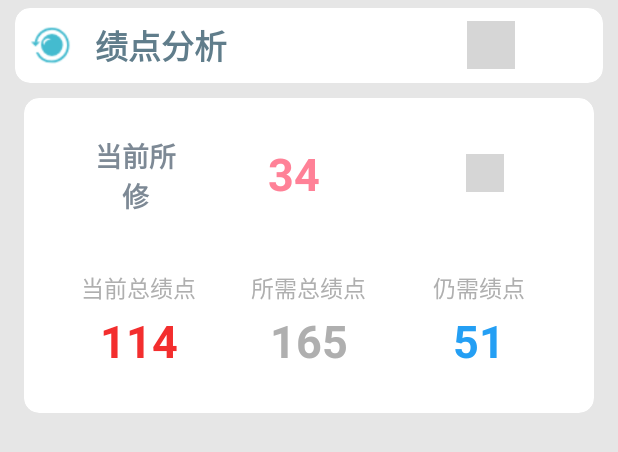
After one commit to 1772084297/TextUI, an Android app: the layout activity_performance_ana_pre.xml on its own in the app's theme, with its tools: preview values and no code run, on a phone screen of 412 x 824 dp. The commit adds this screen. Shown: the top 452 px of the screen. Run offline under Robolectric (Android 15) with nearby library versions, the phone set to English and light mode, and no system bars; grey boxes are pictures that could not be loaded.

Commit message:
添加了绩点展示，修个了一些小细节 (by .zt)

```diff
--- a/app/build.gradle
+++ b/app/build.gradle
@@ -3,7 +3,7 @@ apply plugin: 'com.android.application'
 android {
     compileSdkVersion 28
     defaultConfig {
-        ndk{abiFilters "armeabi"}
+        ndk { abiFilters "armeabi" }
         applicationId "lyxh.sdnu.com.testui"
         minSdkVersion 16
         targetSdkVersion 28
@@ -21,6 +21,7 @@ android {
 
 dependencies {
     implementation fileTree(include: ['*.jar'], dir: 'libs')
+    implementation 'com.android.support.constraint:constraint-layout:1.1.3'
     testImplementation 'junit:junit:4.12'
     androidTestImplementation 'com.android.support.test:runner:1.0.2'
     androidTestImplementation 'com.android.support.test.espresso:espresso-core:3.0.2'
--- a/app/src/main/java/lyxh/sdnu/com/testui/fragment/HomeFragment.java
+++ b/app/src/main/java/lyxh/sdnu/com/testui/fragment/HomeFragment.java
@@ -70,9 +70,9 @@ public class HomeFragment extends Fragment {
     private void initData() {
         lists=new ArrayList<>();
         lists.add(new ProfileList(0));
+        lists.add(new ProfileList(3));
         lists.add(new ProfileList(1));
         lists.add(new ProfileList(2));
-        lists.add(new ProfileList(3));
         lists.add(new ProfileList(4));
         lists.add(new ProfileList(5));
     }
--- a/app/src/main/java/lyxh/sdnu/com/testui/view/CardSolutionView.java
+++ b/app/src/main/java/lyxh/sdnu/com/testui/view/CardSolutionView.java
@@ -80,7 +80,7 @@ public class CardSolutionView extends LinearLayout {
         innerCard.setCardBackgroundColor(getResources().getColor(R.color.bac));
         outerCard.setCardBackgroundColor(getResources().getColor(R.color.cardBac));
 
-        ImgUtils.loadRound(getContext(), R.drawable.ic_ava, imageAva);//todo load ava
+        ImgUtils.loadRound(getContext(), R.mipmap.default_avatar_img, imageAva);//todo load ava
         ImgUtils.load(getContext(), R.drawable.card_normal, cardStatus); //todo load card_status
 
     }
--- /dev/null
+++ b/app/src/main/res/layout/activity_performance_ana_pre.xml
@@ -0,0 +1,224 @@
+<?xml version="1.0" encoding="utf-8"?>
+<LinearLayout xmlns:android="http://schemas.android.com/apk/res/android"
+    xmlns:app="http://schemas.android.com/apk/res-auto"
+    xmlns:tools="http://schemas.android.com/tools"
+    android:layout_width="match_parent"
+    android:layout_height="match_parent"
+    android:background="@color/bac"
+    android:orientation="vertical"
+    tools:context=".Activity.PerformanceAnaPreActivity">
+
+    <android.support.v7.widget.CardView
+        android:layout_width="match_parent"
+        android:layout_height="50dp"
+        android:layout_gravity="center"
+        android:layout_marginBottom="10dp"
+        android:layout_marginLeft="10dp"
+        android:layout_marginRight="10dp"
+        android:layout_marginTop="5dp"
+        android:elevation="0dp"
+        app:cardCornerRadius="10dp"
+        app:cardElevation="0dp">
+
+        <LinearLayout
+            android:layout_width="match_parent"
+            android:layout_height="match_parent">
+
+            <ImageView
+                android:id="@+id/activity_performance_back"
+                android:layout_width="28dp"
+                android:layout_height="28dp"
+                android:layout_gravity="center"
+                android:layout_marginLeft="10dp"
+                android:layout_marginRight="15dp"
+                android:src="@drawable/ic_back" />
+
+            <TextView
+                android:layout_width="wrap_content"
+                android:layout_height="wrap_content"
+                android:layout_gravity="center"
+                android:text="绩点分析"
+                android:textColor="@color/grey"
+                android:textSize="22sp"
+                android:textStyle="bold" />
+
+            <ImageView
+                android:id="@+id/activity_performance_status"
+                android:layout_width="32dp"
+                android:layout_height="32dp"
+                android:src="@drawable/ic_normal"
+                android:layout_gravity="center"
+                android:layout_marginLeft="160dp"/>
+        </LinearLayout>
+    </android.support.v7.widget.CardView>
+
+    <android.support.v7.widget.CardView
+        android:id="@+id/activity_performance_outer_cardView"
+        android:layout_width="match_parent"
+        android:layout_height="210dp"
+        android:layout_marginBottom="20dp"
+        android:layout_marginEnd="16dp"
+        android:layout_marginStart="16dp"
+        android:elevation="0dp"
+        app:cardCornerRadius="10dp"
+        app:cardElevation="0dp">
+
+        <LinearLayout
+            android:layout_width="match_parent"
+            android:layout_height="match_parent"
+            android:layout_margin="10dp"
+            android:orientation="vertical">
+
+            <LinearLayout
+                android:layout_width="match_parent"
+                android:layout_height="0dp"
+                android:layout_marginLeft="10dp"
+                android:layout_weight="1"
+                android:orientation="horizontal">
+
+                <TextView
+                    android:layout_width="0dp"
+                    android:layout_height="wrap_content"
+                    android:layout_gravity="center"
+                    android:layout_marginLeft="25dp"
+                    android:layout_weight="0.3"
+                    android:text="当前所修"
+                    android:maxLength="4"
+                    android:maxLines="2"
+                    android:gravity="center"
+                    android:textColor="@color/textColor"
+                    android:textSize="18sp"
+                    android:textStyle="bold" />
+
+                <TextView
+                    android:id="@+id/activity_performance_current_num"
+                    android:layout_width="0dp"
+                    android:layout_height="wrap_content"
+                    android:layout_gravity="center"
+                    android:layout_marginBottom="2dp"
+                    android:layout_weight="1"
+                    android:paddingLeft="60dp"
+                    android:text="34"
+                    android:textColor="@color/pink"
+                    android:textSize="30dp"
+                    android:textStyle="bold" />
+
+                <ImageView
+                    android:id="@+id/activity_performance_semester"
+                    android:layout_width="25dp"
+                    android:layout_height="25dp"
+                    android:layout_gravity="center"
+                    android:layout_marginRight="50dp"
+                    android:layout_marginBottom="2dp"
+                    android:src="@drawable/ic_a6" />
+
+            </LinearLayout>
+
+            <android.support.v7.widget.CardView
+                android:id="@+id/activity_performance_inner_cardView"
+                android:layout_width="match_parent"
+                android:layout_height="0dp"
+                android:layout_gravity="center"
+                android:layout_margin="10dp"
+                android:layout_weight="1"
+                android:elevation="0dp"
+                app:cardCornerRadius="10dp"
+                app:cardElevation="0dp">
+
+                <LinearLayout
+                    android:layout_width="match_parent"
+                    android:layout_height="match_parent">
+
+                    <LinearLayout
+                        android:layout_width="0dp"
+                        android:layout_height="match_parent"
+                        android:layout_margin="10dp"
+                        android:layout_weight="1"
+                        android:gravity="center"
+                        android:orientation="vertical">
+                        <TextView
+                            android:layout_width="wrap_content"
+                            android:layout_height="wrap_content"
+                            android:layout_marginBottom="3dp"
+                            android:gravity="center"
+                            android:text="当前总绩点"
+                            android:textColor="@color/numColor"
+                            android:textSize="15sp" />
+                        <TextView
+                            android:id="@+id/activity_performance_total_current"
+                            android:layout_width="wrap_content"
+                            android:layout_height="wrap_content"
+                            android:layout_gravity="center"
+                            android:text="114"
+                            android:textColor="@color/red"
+                            android:textSize="30sp"
+                            android:textStyle="bold" />
+                    </LinearLayout>
+
+                    <LinearLayout
+                        android:layout_width="0dp"
+                        android:layout_height="match_parent"
+                        android:layout_margin="10dp"
+                        android:layout_weight="1"
+                        android:gravity="center"
+                        android:orientation="vertical">
+
+                        <TextView
+                            android:layout_width="wrap_content"
+                            android:layout_height="wrap_content"
+                            android:layout_marginBottom="3dp"
+                            android:gravity="center"
+                            android:text="所需总绩点"
+                            android:textColor="@color/numColor"
+                            android:textSize="15sp" />
+                        <TextView
+                            android:id="@+id/activity_performance_total_need"
+                            android:layout_width="wrap_content"
+                            android:layout_height="wrap_content"
+                            android:layout_gravity="center"
+                            android:text="165"
+                            android:textColor="@color/numColor"
+                            android:textSize="30sp"
+                            android:textStyle="bold" />
+
+
+                    </LinearLayout>
+
+                    <LinearLayout
+                        android:layout_width="0dp"
+                        android:layout_height="match_parent"
+                        android:layout_margin="10dp"
+                        android:layout_weight="1"
+                        android:gravity="center"
+                        android:orientation="vertical">
+                        <TextView
+                            android:layout_width="wrap_content"
+                            android:layout_height="wrap_content"
+                            android:layout_marginBottom="3dp"
+                            android:gravity="center"
+                            android:text="仍需绩点"
+                            android:textColor="@color/numColor"
+                            android:textSize="15sp" />
+                        <TextView
+                            android:id="@+id/activity_performance_disparity_num"
+                            android:layout_width="wrap_content"
+                            android:layout_height="wrap_content"
+                            android:layout_gravity="center"
+                            android:text="51"
+                            android:textColor="@color/dodger_blue"
+                            android:textSize="30sp"
+                            android:textStyle="bold" />
+
+
+                    </LinearLayout>
+                </LinearLayout>
+            </android.support.v7.widget.CardView>
+
+        </LinearLayout>
+    </android.support.v7.widget.CardView>
+
+    <android.support.v7.widget.RecyclerView
+        android:id="@+id/activity_performance_rec"
+        android:layout_width="match_parent"
+        android:layout_height="match_parent"/>
+</LinearLayout>
```
Also changed, not shown: app/src/main/AndroidManifest.xml (+7 -6 lines), app/src/main/java/lyxh/sdnu/com/testui/Activity/PerformanceAnaPreActivity.java (added, +148 -0 lines), app/src/main/java/lyxh/sdnu/com/testui/Adapter/PerformanceAdapter.java (added, +85 -0 lines), app/src/main/java/lyxh/sdnu/com/testui/Data/Performance.java (added, +62 -0 lines), app/src/main/java/lyxh/sdnu/com/testui/Data/ProfileList.java (+9 -0 lines), app/src/main/java/lyxh/sdnu/com/testui/Data/SemesterPer.java (added, +27 -0 lines), app/src/main/java/lyxh/sdnu/com/testui/view/AchievementStuView.java (+19 -2 lines), app/src/main/res/layout/activity_detailed.xml (+7 -7 lines), app/src/main/res/layout/item_performance.xml (added, +77 -0 lines), app/src/main/res/layout/view_achievement_stu.xml (+4 -3 lines).
